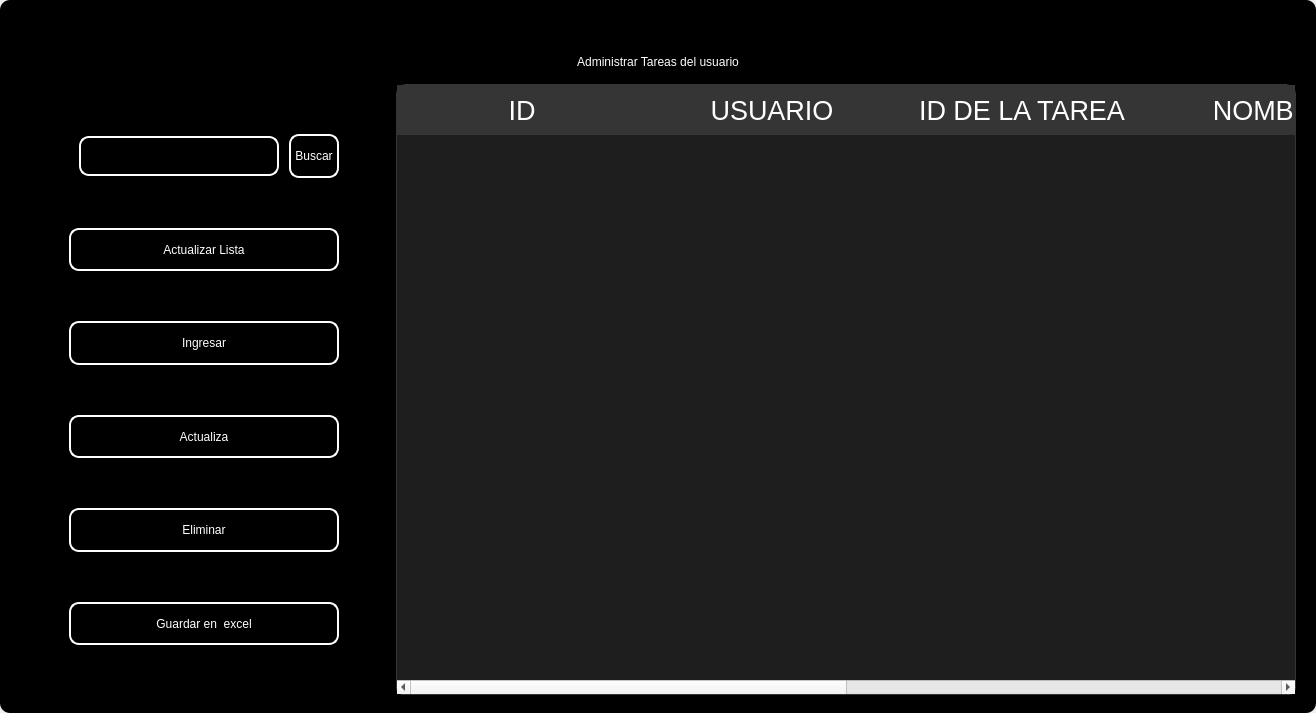
This is design/standar/maintask2.ui in codemiguel-dev/ERP-EmprendeSoft-Desktop as Qt 5 draws it before an edit. The edited form follows.
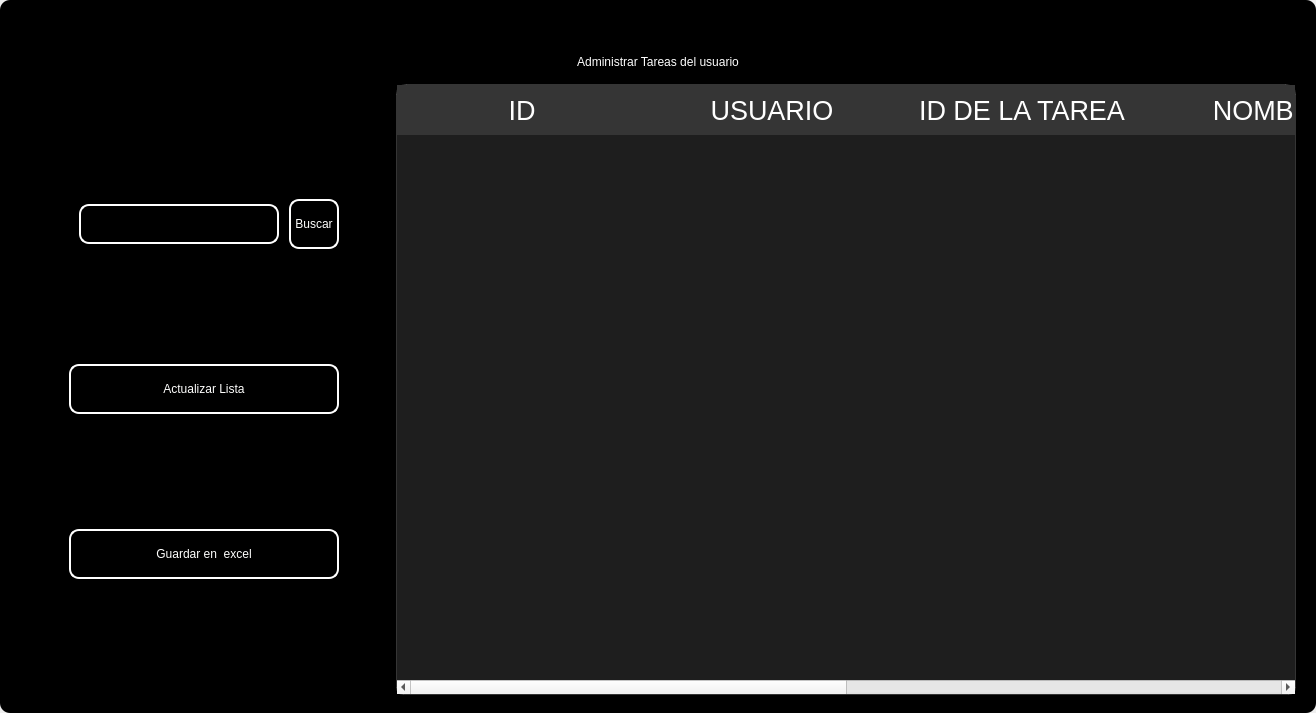
This is the edited form. Icons and pictures are not drawn.

Patch:
```diff
--- a/design/standar/maintask2.ui
+++ b/design/standar/maintask2.ui
@@ -552,138 +552,6 @@
               </property>
              </widget>
             </item>
-            <item>
-             <widget class="QPushButton" name="btn_add">
-              <property name="minimumSize">
-               <size>
-                <width>0</width>
-                <height>40</height>
-               </size>
-              </property>
-              <property name="maximumSize">
-               <size>
-                <width>300</width>
-                <height>50</height>
-               </size>
-              </property>
-              <property name="cursor">
-               <cursorShape>PointingHandCursor</cursorShape>
-              </property>
-              <property name="styleSheet">
-               <string notr="true">QPushButton{
-border-radius:10px; 
-font: 12pt &quot;Arial&quot;;
-color: rgb(255, 255, 254);
-border: 2px solid #ffffff;
-}
-
-QPushButton:hover{
-border-radius:10px; 
-font: 12pt &quot;Arial&quot;;
-color: rgb(255, 255, 255);
-border: 2px solid rgb(120, 0, 171);
-	background-color: rgb(120, 0, 171);
-}</string>
-              </property>
-              <property name="text">
-               <string>Ingresar</string>
-              </property>
-              <property name="iconSize">
-               <size>
-                <width>35</width>
-                <height>35</height>
-               </size>
-              </property>
-             </widget>
-            </item>
-            <item>
-             <widget class="QPushButton" name="btn_update">
-              <property name="minimumSize">
-               <size>
-                <width>0</width>
-                <height>40</height>
-               </size>
-              </property>
-              <property name="maximumSize">
-               <size>
-                <width>300</width>
-                <height>50</height>
-               </size>
-              </property>
-              <property name="cursor">
-               <cursorShape>PointingHandCursor</cursorShape>
-              </property>
-              <property name="styleSheet">
-               <string notr="true">QPushButton{
-border-radius:10px; 
-font: 12pt &quot;Arial&quot;;
-color: rgb(255, 255, 254);
-border: 2px solid #ffffff;
-}
-
-QPushButton:hover{
-border-radius:10px; 
-font: 12pt &quot;Arial&quot;;
-color: rgb(255, 255, 255);
-border: 2px solid rgb(120, 0, 171);
-	background-color: rgb(120, 0, 171);
-}</string>
-              </property>
-              <property name="text">
-               <string>Actualiza</string>
-              </property>
-              <property name="iconSize">
-               <size>
-                <width>35</width>
-                <height>35</height>
-               </size>
-              </property>
-             </widget>
-            </item>
-            <item>
-             <widget class="QPushButton" name="btn_delete">
-              <property name="minimumSize">
-               <size>
-                <width>0</width>
-                <height>40</height>
-               </size>
-              </property>
-              <property name="maximumSize">
-               <size>
-                <width>300</width>
-                <height>50</height>
-               </size>
-              </property>
-              <property name="cursor">
-               <cursorShape>PointingHandCursor</cursorShape>
-              </property>
-              <property name="styleSheet">
-               <string notr="true">QPushButton{
-border-radius:10px; 
-font: 12pt &quot;Arial&quot;;
-color: rgb(255, 255, 254);
-border: 2px solid #ffffff;
-}
-
-QPushButton:hover{
-border-radius:10px; 
-font: 12pt &quot;Arial&quot;;
-color: rgb(255, 255, 255);
-border: 2px solid rgb(120, 0, 171);
-	background-color: rgb(120, 0, 171);
-}</string>
-              </property>
-              <property name="text">
-               <string>Eliminar</string>
-              </property>
-              <property name="iconSize">
-               <size>
-                <width>35</width>
-                <height>35</height>
-               </size>
-              </property>
-             </widget>
-            </item>
             <item>
              <widget class="QPushButton" name="btn_excel">
               <property name="minimumSize">
```
